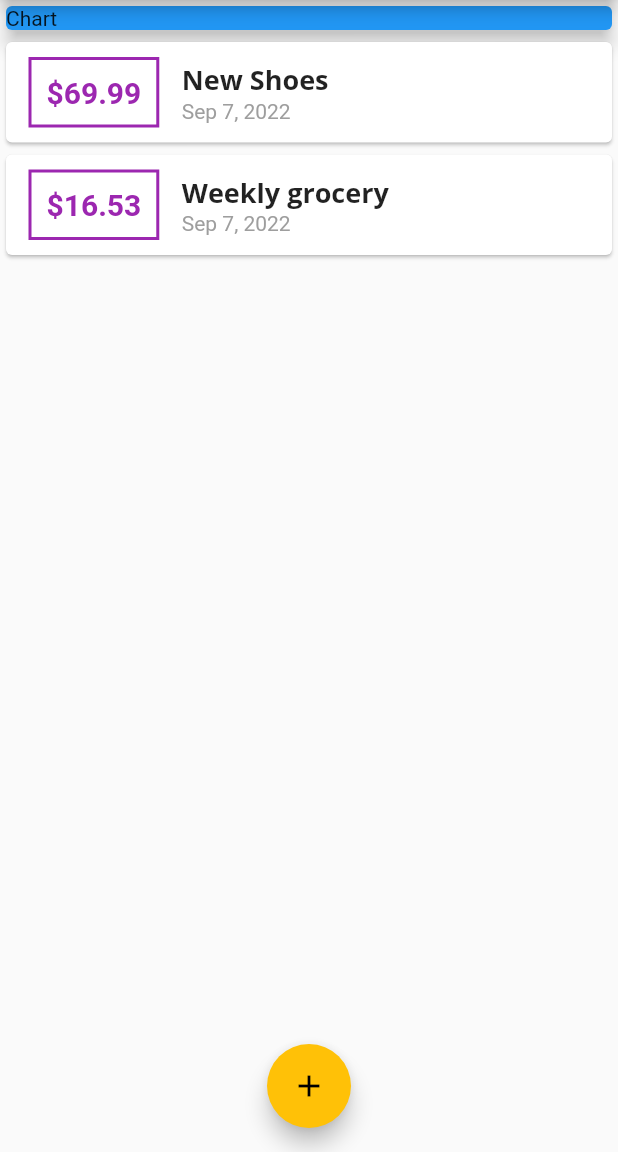
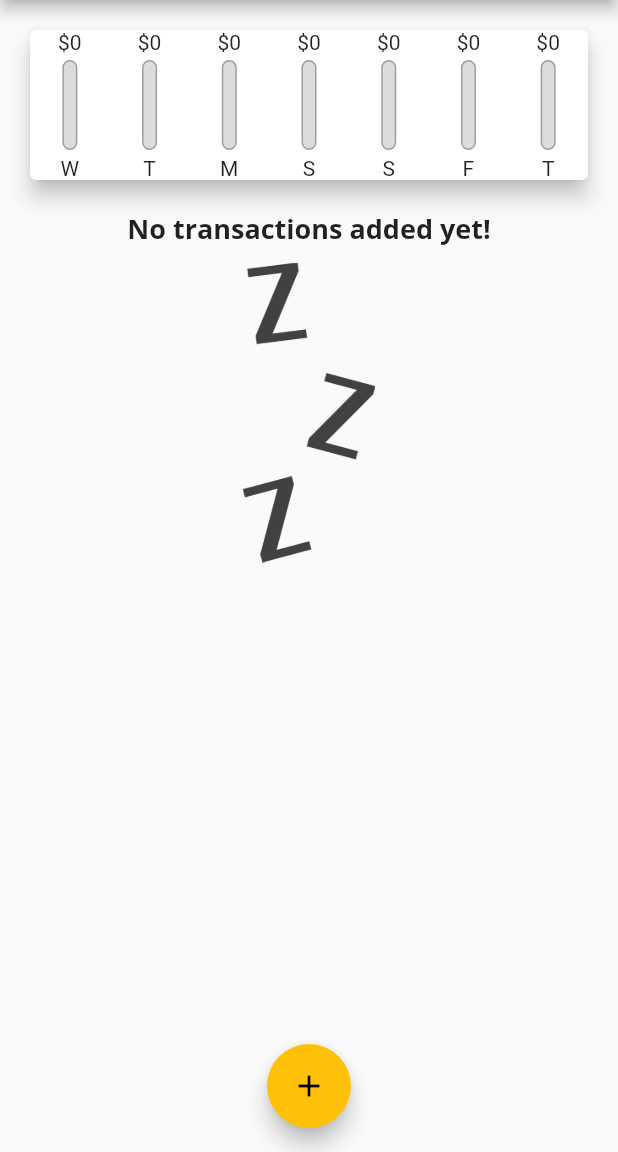
Before and after one commit to ArslanAshraf462/ExpensePlanner, a Flutter app: the screen it shows after launch, on a phone screen of 412 x 824 dp, the part 84-1236 px from its top. Run offline on Flutter 3.47's test engine with Material 2 defaults, Android fonts, the phone set to English and light mode, and no system bars; Roboto replaces fonts that are missing (Open Sans).

Commit message:
Adding Chart, Creating Chart bars & populating it with values

```diff
--- a/lib/main.dart
+++ b/lib/main.dart
@@ -1,3 +1,4 @@
+import 'package:expense_planner/widgets/chart.dart';
 import 'package:expense_planner/widgets/new_transaction.dart';
 import 'package:expense_planner/widgets/transaction_list.dart';
 
@@ -51,20 +52,26 @@ class MyHomePage extends StatefulWidget {
 
 class _MyHomePageState extends State<MyHomePage> {
 
-  final List<Transaction> _userTransactions = [
-     Transaction(
-      id: 't1',
-      title: 'New Shoes',
-      amount: 69.99,
-      date: DateTime.now(),
-      ),
-    Transaction(
-      id: 't2',
-      title: 'Weekly grocery',
-      amount: 16.53,
-      date: DateTime.now(),
-      ),
-  ];
+   final List<Transaction> _userTransactions = [
+    //  Transaction(
+    //   id: 't1',
+    //   title: 'New Shoes',
+    //   amount: 69.99,
+    //   date: DateTime.now(),
+    //   ),
+    // Transaction(
+    //   id: 't2',
+    //   title: 'Weekly grocery',
+    //   amount: 16.53,
+    //   date: DateTime.now(),
+    //   ),
+   ];
+
+   List<Transaction> get _recentTransactions {
+    return _userTransactions.where((tx) {
+      return tx.date.isAfter(DateTime.now().subtract(Duration(days: 7)));
+    }).toList();
+   }
 
   void _addNewTransaction(String txTitle, double txAmount){
     final newTx = Transaction(
@@ -104,14 +111,7 @@ class _MyHomePageState extends State<MyHomePage> {
           //mainAxisAlignment: MainAxisAlignment.start,
           crossAxisAlignment: CrossAxisAlignment.stretch,
           children: [
-            Container(
-              width: double.infinity,
-              child: Card(
-                color: Colors.blue,
-                child: Text('Chart'),
-                elevation: 5,
-              ),
-            ),
+            Chart(_recentTransactions),
            TransactionList(_userTransactions),
           ],
         ),
@@ -121,6 +121,6 @@ class _MyHomePageState extends State<MyHomePage> {
         onPressed: ()=>_startAddNewTransaction(context),
         child: Icon(Icons.add),
         ),
-    );;
+    );
   }
 }
--- /dev/null
+++ b/lib/widgets/chart.dart
@@ -0,0 +1,56 @@
+import 'package:expense_planner/models/transaction.dart';
+import 'package:expense_planner/widgets/chart_bar.dart';
+import 'package:flutter/material.dart';
+import 'package:intl/intl.dart';
+
+class Chart extends StatelessWidget {
+  final List<Transaction> recentTransactions;
+  Chart(this.recentTransactions);
+
+  List<Map<String , Object>> get groupedTransactionValues {
+    return List.generate(7, (index) {
+      final weekDay = DateTime.now().subtract(Duration(days: index),);
+      var totalSum = 0.0;
+      for(int i = 0; i < recentTransactions.length; i++)
+      {
+        if(recentTransactions[i].date.day == weekDay.day &&
+        recentTransactions[i].date.month == weekDay.month &&
+        recentTransactions[i].date.year == weekDay.year)
+        {
+          totalSum = totalSum + recentTransactions[i].amount;
+        }
+      }
+
+      print(DateFormat.E().format(weekDay));
+      print(totalSum);
+      return {'day' : DateFormat.E().format(weekDay).substring(0,1) ,'amount' : totalSum};
+    });
+  }
+
+  double get totalSpending{
+    return groupedTransactionValues.fold(0.0, (sum, item) {
+      return sum + (item['amount'] as double);
+    });
+  }
+
+  @override
+  Widget build(BuildContext context) {
+    print(groupedTransactionValues);
+    return Card(
+      elevation: 6.0,
+      margin: EdgeInsets.all(20.0),
+      child: Row(
+        mainAxisAlignment: MainAxisAlignment.spaceAround,
+        children: groupedTransactionValues.map((data) {
+          return Flexible(
+            fit: FlexFit.tight,
+            child: ChartBar(
+              data['day'] as String,
+             data['amount'] as double,
+             totalSpending==0.0 ? 0.0 : (data['amount'] as double)/totalSpending),
+          );
+        }).toList(),
+      ),
+    );
+  }
+}
--- /dev/null
+++ b/lib/widgets/chart_bar.dart
@@ -0,0 +1,46 @@
+import 'package:flutter/material.dart';
+
+class ChartBar extends StatelessWidget {
+  final String label;
+  final double spendingAmount;
+  final double spendingPcgOfTotal;
+  ChartBar(this.label,this.spendingAmount,this.spendingPcgOfTotal);
+
+  @override
+  Widget build(BuildContext context) {
+    return Column(
+      children: [
+        Text('\$${spendingAmount.toStringAsFixed(0)}'),
+        SizedBox(height: 4.0,),
+        Container(
+          height: 60.0,
+          width: 10.0,
+          child: Stack(
+            children: [
+            Container(
+              decoration: BoxDecoration(
+                border: Border.all(
+                  color: Colors.grey,
+                  width: 1.0,
+                ),
+                color: Color.fromRGBO(220, 220, 220, 1),
+                borderRadius: BorderRadius.circular(10.0),
+              ),
+            ),
+            FractionallySizedBox(heightFactor: spendingPcgOfTotal,
+            child: Container(
+              decoration: BoxDecoration(
+                color: Theme.of(context).primaryColor,
+                borderRadius: BorderRadius.circular(10.0),
+              ),
+            ),
+            ),
+            ],
+          ),
+        ),
+        SizedBox(height: 4.0,),
+        Text(label),
+      ],
+    );
+  }
+}
--- a/lib/widgets/transaction_list.dart
+++ b/lib/widgets/transaction_list.dart
@@ -10,7 +10,18 @@ class TransactionList extends StatelessWidget {
   Widget build(BuildContext context) {
     return  Container(
       height: 300.0,
-      child: ListView.builder(
+      child: transactions.isEmpty ? Column(
+        children: [
+          Text('No transactions added yet!',
+          style: Theme.of(context).textTheme.titleMedium,
+          ),
+          SizedBox(height: 10.0,),
+          Container(
+            height: 200.0,
+            child: Image.asset('assets/images/waiting.png',fit: BoxFit.cover,),),
+        ],
+      )
+      : ListView.builder(
         itemCount: transactions.length,
         itemBuilder: ((context, index) {
           return Card(
--- a/pubspec.yaml
+++ b/pubspec.yaml
@@ -61,8 +61,8 @@ flutter:
   uses-material-design: true
 
   # To add assets to your application, add an assets section, like this:
-  # assets:
-  #   - images/a_dot_burr.jpeg
+  assets:
+   - assets/images/waiting.png
   #   - images/a_dot_ham.jpeg
 
   # An image asset can refer to one or more resolution-specific "variants", see
```
Also changed, not shown: assets/fonts/OpenSans-Bold.ttf (renamed from lib/assets/fonts/OpenSans-Bold.ttf), assets/fonts/OpenSans-Regular.ttf (renamed from lib/assets/fonts/OpenSans-Regular.ttf), assets/fonts/Quicksand-Bold.ttf (renamed from lib/assets/fonts/Quicksand-Bold.ttf), assets/fonts/Quicksand-Light.ttf (renamed from lib/assets/fonts/Quicksand-Light.ttf), assets/fonts/Quicksand-Medium.ttf (renamed from lib/assets/fonts/Quicksand-Medium.ttf), assets/fonts/Quicksand-Regular.ttf (renamed from lib/assets/fonts/Quicksand-Regular.ttf), assets/images/waiting.png (added).
